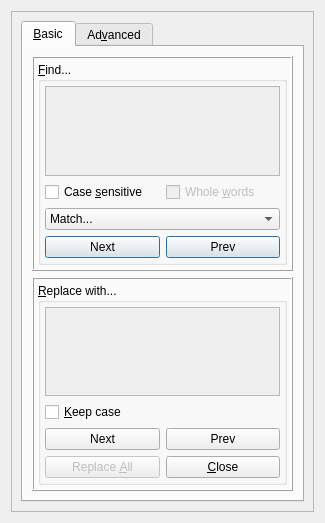
Above: src/frontends/qt4/ui/FindAndReplaceUi.ui from cburschka/lyx before the change. Below: the same form after it.
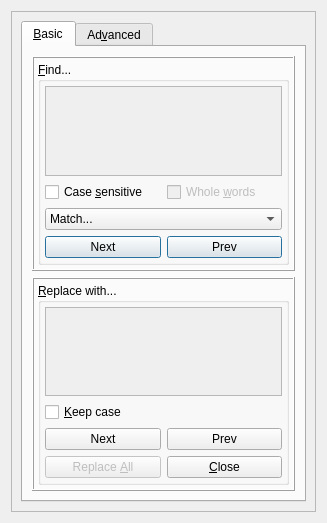
That is the form after the change. Custom widgets are drawn as their Qt base class.

Commit message: Implemented S_OPEN_BUFFERS scope in Advanced Find feature (keep searching and find all occurrences within all open buffers).

```diff
--- a/src/frontends/qt4/ui/FindAndReplaceUi.ui
+++ b/src/frontends/qt4/ui/FindAndReplaceUi.ui
@@ -5,14 +5,12 @@
    <rect>
     <x>0</x>
     <y>0</y>
-    <width>325</width>
+    <width>327</width>
     <height>523</height>
    </rect>
   </property>
   <property name="sizePolicy">
-   <sizepolicy>
-    <hsizetype>1</hsizetype>
-    <vsizetype>7</vsizetype>
+   <sizepolicy hsizetype="Minimum" vsizetype="Expanding">
     <horstretch>0</horstretch>
     <verstretch>0</verstretch>
    </sizepolicy>
@@ -52,17 +50,15 @@
        <rect>
         <x>0</x>
         <y>0</y>
-        <width>303</width>
-        <height>501</height>
+        <width>307</width>
+        <height>503</height>
        </rect>
       </property>
       <layout class="QGridLayout" name="gridLayout">
        <item row="0" column="0">
         <widget class="QTabWidget" name="tabWidget">
          <property name="sizePolicy">
-          <sizepolicy>
-           <hsizetype>7</hsizetype>
-           <vsizetype>7</vsizetype>
+          <sizepolicy hsizetype="Expanding" vsizetype="Expanding">
            <horstretch>0</horstretch>
            <verstretch>0</verstretch>
           </sizepolicy>
@@ -81,9 +77,7 @@
          </property>
          <widget class="QWidget" name="tab_3">
           <property name="sizePolicy">
-           <sizepolicy>
-            <hsizetype>5</hsizetype>
-            <vsizetype>7</vsizetype>
+           <sizepolicy hsizetype="Preferred" vsizetype="Expanding">
             <horstretch>0</horstretch>
             <verstretch>0</verstretch>
            </sizepolicy>
@@ -101,9 +95,7 @@
            <item row="2" column="0">
             <widget class="QFrame" name="replace_frame">
              <property name="sizePolicy">
-              <sizepolicy>
-               <hsizetype>7</hsizetype>
-               <vsizetype>7</vsizetype>
+              <sizepolicy hsizetype="Expanding" vsizetype="Expanding">
                <horstretch>0</horstretch>
                <verstretch>0</verstretch>
               </sizepolicy>
@@ -127,9 +119,7 @@
               <item row="1" column="0">
                <widget class="QGroupBox" name="groupBox_3">
                 <property name="sizePolicy">
-                 <sizepolicy>
-                  <hsizetype>7</hsizetype>
-                  <vsizetype>7</vsizetype>
+                 <sizepolicy hsizetype="Expanding" vsizetype="Expanding">
                   <horstretch>0</horstretch>
                   <verstretch>0</verstretch>
                  </sizepolicy>
@@ -181,14 +171,12 @@
                      <rect>
                       <x>0</x>
                       <y>0</y>
-                      <width>237</width>
-                      <height>84</height>
+                      <width>239</width>
+                      <height>79</height>
                      </rect>
                     </property>
                     <property name="sizePolicy">
-                     <sizepolicy>
-                      <hsizetype>7</hsizetype>
-                      <vsizetype>7</vsizetype>
+                     <sizepolicy hsizetype="Expanding" vsizetype="Expanding">
                       <horstretch>0</horstretch>
                       <verstretch>0</verstretch>
                      </sizepolicy>
@@ -202,9 +190,7 @@
                     <bool>true</bool>
                    </property>
                    <property name="sizePolicy">
-                    <sizepolicy>
-                     <hsizetype>7</hsizetype>
-                     <vsizetype>1</vsizetype>
+                    <sizepolicy hsizetype="Expanding" vsizetype="Minimum">
                      <horstretch>1</horstretch>
                      <verstretch>0</verstretch>
                     </sizepolicy>
@@ -223,9 +209,7 @@
                     <bool>true</bool>
                    </property>
                    <property name="sizePolicy">
-                    <sizepolicy>
-                     <hsizetype>7</hsizetype>
-                     <vsizetype>1</vsizetype>
+                    <sizepolicy hsizetype="Expanding" vsizetype="Minimum">
                      <horstretch>1</horstretch>
                      <verstretch>0</verstretch>
                     </sizepolicy>
@@ -244,9 +228,7 @@
                     <bool>false</bool>
                    </property>
                    <property name="sizePolicy">
-                    <sizepolicy>
-                     <hsizetype>7</hsizetype>
-                     <vsizetype>1</vsizetype>
+                    <sizepolicy hsizetype="Expanding" vsizetype="Minimum">
                      <horstretch>0</horstretch>
                      <verstretch>0</verstretch>
                     </sizepolicy>
@@ -259,9 +241,7 @@
                  <item row="1" column="0" colspan="2">
                   <widget class="QCheckBox" name="keepCaseCB">
                    <property name="sizePolicy">
-                    <sizepolicy>
-                     <hsizetype>7</hsizetype>
-                     <vsizetype>1</vsizetype>
+                    <sizepolicy hsizetype="Expanding" vsizetype="Minimum">
                      <horstretch>1</horstretch>
                      <verstretch>0</verstretch>
                     </sizepolicy>
@@ -277,9 +257,7 @@
                  <item row="3" column="1">
                   <widget class="QPushButton" name="closePB">
                    <property name="sizePolicy">
-                    <sizepolicy>
-                     <hsizetype>7</hsizetype>
-                     <vsizetype>1</vsizetype>
+                    <sizepolicy hsizetype="Expanding" vsizetype="Minimum">
                      <horstretch>1</horstretch>
                      <verstretch>0</verstretch>
                     </sizepolicy>
@@ -301,9 +279,7 @@
            <item row="0" column="0">
             <widget class="QFrame" name="find_frame">
              <property name="sizePolicy">
-              <sizepolicy>
-               <hsizetype>7</hsizetype>
-               <vsizetype>7</vsizetype>
+              <sizepolicy hsizetype="Expanding" vsizetype="Expanding">
                <horstretch>0</horstretch>
                <verstretch>0</verstretch>
               </sizepolicy>
@@ -321,9 +297,7 @@
               <item row="0" column="0">
                <widget class="QGroupBox" name="groupBox">
                 <property name="sizePolicy">
-                 <sizepolicy>
-                  <hsizetype>7</hsizetype>
-                  <vsizetype>7</vsizetype>
+                 <sizepolicy hsizetype="Expanding" vsizetype="Expanding">
                   <horstretch>0</horstretch>
                   <verstretch>0</verstretch>
                  </sizepolicy>
@@ -381,14 +355,12 @@
                      <rect>
                       <x>0</x>
                       <y>0</y>
-                      <width>237</width>
-                      <height>85</height>
+                      <width>239</width>
+                      <height>80</height>
                      </rect>
                     </property>
                     <property name="sizePolicy">
-                     <sizepolicy>
-                      <hsizetype>7</hsizetype>
-                      <vsizetype>7</vsizetype>
+                     <sizepolicy hsizetype="Expanding" vsizetype="Expanding">
                       <horstretch>0</horstretch>
                       <verstretch>0</verstretch>
                      </sizepolicy>
@@ -399,9 +371,7 @@
                  <item row="1" column="0">
                   <widget class="QCheckBox" name="caseCB">
                    <property name="sizePolicy">
-                    <sizepolicy>
-                     <hsizetype>7</hsizetype>
-                     <vsizetype>1</vsizetype>
+                    <sizepolicy hsizetype="Expanding" vsizetype="Minimum">
                      <horstretch>0</horstretch>
                      <verstretch>0</verstretch>
                     </sizepolicy>
@@ -420,9 +390,7 @@
                     <bool>true</bool>
                    </property>
                    <property name="sizePolicy">
-                    <sizepolicy>
-                     <hsizetype>7</hsizetype>
-                     <vsizetype>1</vsizetype>
+                    <sizepolicy hsizetype="Expanding" vsizetype="Minimum">
                      <horstretch>0</horstretch>
                      <verstretch>0</verstretch>
                     </sizepolicy>
@@ -468,9 +436,7 @@
                     <bool>true</bool>
                    </property>
                    <property name="sizePolicy">
-                    <sizepolicy>
-                     <hsizetype>7</hsizetype>
-                     <vsizetype>1</vsizetype>
+                    <sizepolicy hsizetype="Expanding" vsizetype="Minimum">
                      <horstretch>0</horstretch>
                      <verstretch>0</verstretch>
                     </sizepolicy>
@@ -492,9 +458,7 @@
                     <bool>true</bool>
                    </property>
                    <property name="sizePolicy">
-                    <sizepolicy>
-                     <hsizetype>7</hsizetype>
-                     <vsizetype>1</vsizetype>
+                    <sizepolicy hsizetype="Expanding" vsizetype="Minimum">
                      <horstretch>0</horstretch>
                      <verstretch>0</verstretch>
                     </sizepolicy>
@@ -516,9 +480,7 @@
                     <bool>false</bool>
                    </property>
                    <property name="sizePolicy">
-                    <sizepolicy>
-                     <hsizetype>7</hsizetype>
-                     <vsizetype>1</vsizetype>
+                    <sizepolicy hsizetype="Expanding" vsizetype="Minimum">
                      <horstretch>0</horstretch>
                      <verstretch>0</verstretch>
                     </sizepolicy>
```
Left out of the diff: 39 changed lines with no effect on the pictures. The commit also changes 2 other files.
